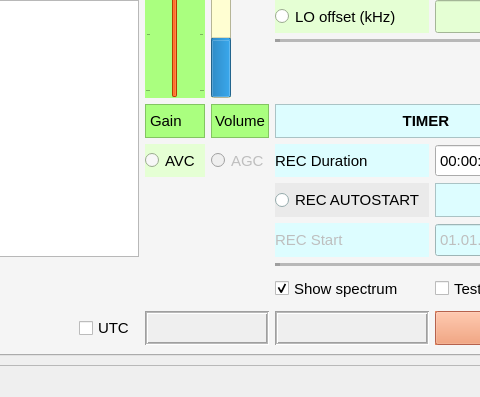
Old version of the form sources/core/ressources/COHIWizard_GUI_v10_scrollhv_skin_1.ui in the repository hermy-sf/COHIWizard; both pictures show x 480 to 960 and y 547 to 944 of the 1145 by 944 pixel window.
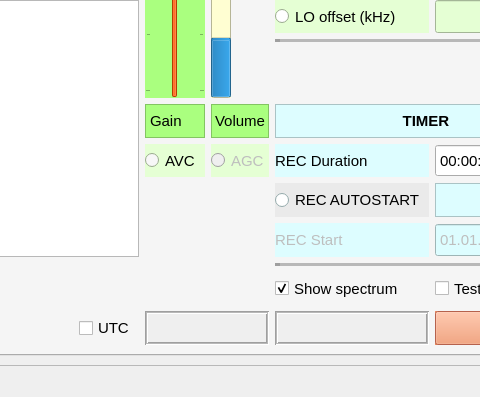
New version of the form. Icons and pictures are not drawn. Custom widgets are drawn as their Qt base class.

Commit message: documentation file adaptet

```diff
--- a/sources/core/ressources/COHIWizard_GUI_v10_scrollhv_skin_1.ui
+++ b/sources/core/ressources/COHIWizard_GUI_v10_scrollhv_skin_1.ui
@@ -7460,9 +7460,76 @@
                   <verstretch>1</verstretch>
                  </sizepolicy>
                 </property>
+                <property name="palette">
+                 <palette>
+                  <active>
+                   <colorrole role="Button">
+                    <brush brushstyle="SolidPattern">
+                     <color alpha="255">
+                      <red>229</red>
+                      <green>255</green>
+                      <blue>212</blue>
+                     </color>
+                    </brush>
+                   </colorrole>
+                   <colorrole role="Light">
+                    <brush brushstyle="SolidPattern">
+                     <color alpha="255">
+                      <red>229</red>
+                      <green>255</green>
+                      <blue>212</blue>
+                     </color>
+                    </brush>
+                   </colorrole>
+                  </active>
+                  <inactive>
+                   <colorrole role="Button">
+                    <brush brushstyle="SolidPattern">
+                     <color alpha="255">
+                      <red>229</red>
+                      <green>255</green>
+                      <blue>212</blue>
+                     </color>
+                    </brush>
+                   </colorrole>
+                   <colorrole role="Light">
+                    <brush brushstyle="SolidPattern">
+                     <color alpha="255">
+                      <red>229</red>
+                      <green>255</green>
+                      <blue>212</blue>
+                     </color>
+                    </brush>
+                   </colorrole>
+                  </inactive>
+                  <disabled>
+                   <colorrole role="Button">
+                    <brush brushstyle="SolidPattern">
+                     <color alpha="255">
+                      <red>229</red>
+                      <green>255</green>
+                      <blue>212</blue>
+                     </color>
+                    </brush>
+                   </colorrole>
+                   <colorrole role="Light">
+                    <brush brushstyle="SolidPattern">
+                     <color alpha="255">
+                      <red>229</red>
+                      <green>255</green>
+                      <blue>212</blue>
+                     </color>
+                    </brush>
+                   </colorrole>
+                  </disabled>
+                 </palette>
+                </property>
                 <property name="toolTip">
                  <string>enable automatic gain control during recording</string>
                 </property>
+                <property name="autoFillBackground">
+                 <bool>true</bool>
+                </property>
                 <property name="text">
                  <string>AGC</string>
                 </property>
```
Left out of the diff: 3 changed lines with no effect on the pictures. The commit also changes 1 other file.
